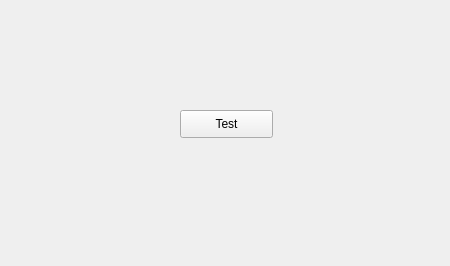
First picture: the form in ui_files/main_window.ui, repository fzaca/PyTextEdit, before the edit.
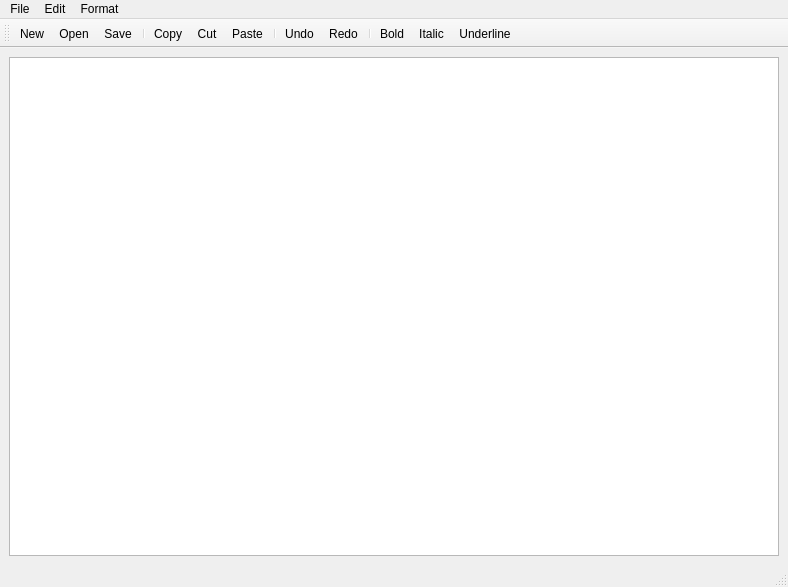
Second picture: the form after the edit.

Commit message: Update basic structure

The edit to the form file:
```diff
--- a/ui_files/main_window.ui
+++ b/ui_files/main_window.ui
@@ -1,41 +1,159 @@
 <?xml version="1.0" encoding="UTF-8"?>
 <ui version="4.0">
  <class>MainWindow</class>
- <widget class="QWidget" name="MainWindow">
+ <widget class="QMainWindow" name="MainWindow">
   <property name="geometry">
    <rect>
     <x>0</x>
     <y>0</y>
-    <width>450</width>
-    <height>266</height>
+    <width>788</width>
+    <height>587</height>
    </rect>
   </property>
   <property name="windowTitle">
    <string>Codificador/Decodificador</string>
   </property>
-  <widget class="QWidget" name="centralwidget" native="true">
+  <widget class="QWidget" name="centralwidget">
+   <layout class="QVBoxLayout" name="verticalLayout">
+    <item>
+     <widget class="QTextEdit" name="text_edit"/>
+    </item>
+   </layout>
+  </widget>
+  <widget class="QMenuBar" name="menubar">
    <property name="geometry">
     <rect>
      <x>0</x>
      <y>0</y>
-     <width>431</width>
-     <height>258</height>
+     <width>788</width>
+     <height>22</height>
     </rect>
    </property>
-   <widget class="QPushButton" name="test_button">
-    <property name="geometry">
-     <rect>
-      <x>180</x>
-      <y>110</y>
-      <width>93</width>
-      <height>28</height>
-     </rect>
+   <widget class="QMenu" name="menu_file">
+    <property name="title">
+     <string>File</string>
     </property>
-    <property name="text">
-     <string>Test</string>
+    <addaction name="action_new"/>
+    <addaction name="action_open"/>
+    <addaction name="action_save"/>
+   </widget>
+   <widget class="QMenu" name="menu_edit">
+    <property name="title">
+     <string>Edit</string>
     </property>
    </widget>
+   <widget class="QMenu" name="menu_format">
+    <property name="title">
+     <string>Format</string>
+    </property>
+    <addaction name="action_bold"/>
+    <addaction name="action_italic"/>
+    <addaction name="action_underline"/>
+   </widget>
+   <addaction name="menu_file"/>
+   <addaction name="menu_edit"/>
+   <addaction name="menu_format"/>
   </widget>
+  <widget class="QToolBar" name="toolBar">
+   <property name="windowTitle">
+    <string>ToolBar</string>
+   </property>
+   <property name="toolTip">
+    <string>Text editing tools</string>
+   </property>
+   <property name="allowedAreas">
+    <set>Qt::TopToolBarArea</set>
+   </property>
+   <property name="orientation">
+    <enum>Qt::Horizontal</enum>
+   </property>
+   <attribute name="toolBarArea">
+    <enum>TopToolBarArea</enum>
+   </attribute>
+   <attribute name="toolBarBreak">
+    <bool>false</bool>
+   </attribute>
+   <addaction name="action_new"/>
+   <addaction name="action_open"/>
+   <addaction name="action_save"/>
+   <addaction name="separator"/>
+   <addaction name="action_copy"/>
+   <addaction name="action_cut"/>
+   <addaction name="action_paste"/>
+   <addaction name="separator"/>
+   <addaction name="action_undo"/>
+   <addaction name="action_redo"/>
+   <addaction name="separator"/>
+   <addaction name="action_bold"/>
+   <addaction name="action_italic"/>
+   <addaction name="action_underline"/>
+  </widget>
+  <widget class="QStatusBar" name="statusbar">
+   <property name="enabled">
+    <bool>true</bool>
+   </property>
+   <property name="autoFillBackground">
+    <bool>false</bool>
+   </property>
+   <property name="styleSheet">
+    <string notr="true"/>
+   </property>
+  </widget>
+  <action name="action_new">
+   <property name="text">
+    <string>New</string>
+   </property>
+  </action>
+  <action name="action_open">
+   <property name="text">
+    <string>Open</string>
+   </property>
+  </action>
+  <action name="action_save">
+   <property name="text">
+    <string>Save</string>
+   </property>
+  </action>
+  <action name="action_copy">
+   <property name="text">
+    <string>Copy</string>
+   </property>
+  </action>
+  <action name="action_cut">
+   <property name="text">
+    <string>Cut</string>
+   </property>
+  </action>
+  <action name="action_paste">
+   <property name="text">
+    <string>Paste</string>
+   </property>
+  </action>
+  <action name="action_undo">
+   <property name="text">
+    <string>Undo</string>
+   </property>
+  </action>
+  <action name="action_redo">
+   <property name="text">
+    <string>Redo</string>
+   </property>
+  </action>
+  <action name="action_bold">
+   <property name="text">
+    <string>Bold</string>
+   </property>
+  </action>
+  <action name="action_italic">
+   <property name="text">
+    <string>Italic</string>
+   </property>
+  </action>
+  <action name="action_underline">
+   <property name="text">
+    <string>Underline</string>
+   </property>
+  </action>
  </widget>
  <resources/>
  <connections/>
```
Left out of the diff: 7 changed lines with no effect on the pictures. The commit also changes 1 other file.
